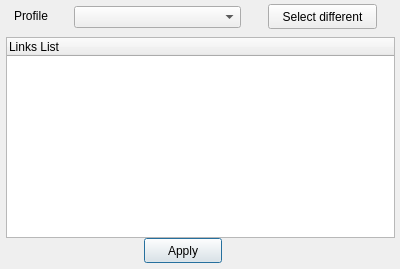
First picture: the form in import.ui, repository pussbb/Link-Saver, before the edit.
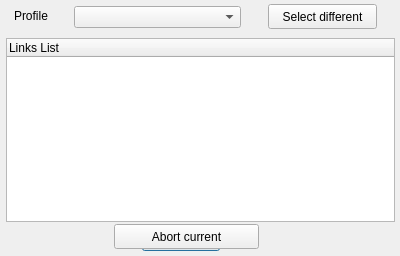
Second picture: the form after the edit. Icons and pictures are not drawn.

Commit message: added button "abort current" prevent long time genenerating site image

Patch:
```diff
--- a/import.ui
+++ b/import.ui
@@ -7,7 +7,7 @@
     <x>0</x>
     <y>0</y>
     <width>400</width>
-    <height>269</height>
+    <height>256</height>
    </rect>
   </property>
   <property name="maximumSize">
@@ -111,9 +111,9 @@
    <property name="geometry">
     <rect>
      <x>6</x>
-     <y>37</y>
+     <y>38</y>
      <width>389</width>
-     <height>201</height>
+     <height>184</height>
     </rect>
    </property>
    <column>
@@ -129,8 +129,8 @@
   <widget class="QPushButton" name="pushButton_2">
    <property name="geometry">
     <rect>
-     <x>144</x>
-     <y>238</y>
+     <x>142</x>
+     <y>226</y>
      <width>78</width>
      <height>25</height>
     </rect>
@@ -185,6 +185,23 @@
     </property>
    </widget>
   </widget>
+  <widget class="QPushButton" name="abort">
+   <property name="geometry">
+    <rect>
+     <x>114</x>
+     <y>224</y>
+     <width>145</width>
+     <height>25</height>
+    </rect>
+   </property>
+   <property name="toolTip">
+    <string>If procces of generating site image 
+is too long you can canceled it </string>
+   </property>
+   <property name="text">
+    <string>Abort current</string>
+   </property>
+  </widget>
  </widget>
  <resources>
   <include location="linkres.qrc"/>
```
Left out of the diff: 8 changed lines with no effect on the pictures. The commit also changes 12 other files.
